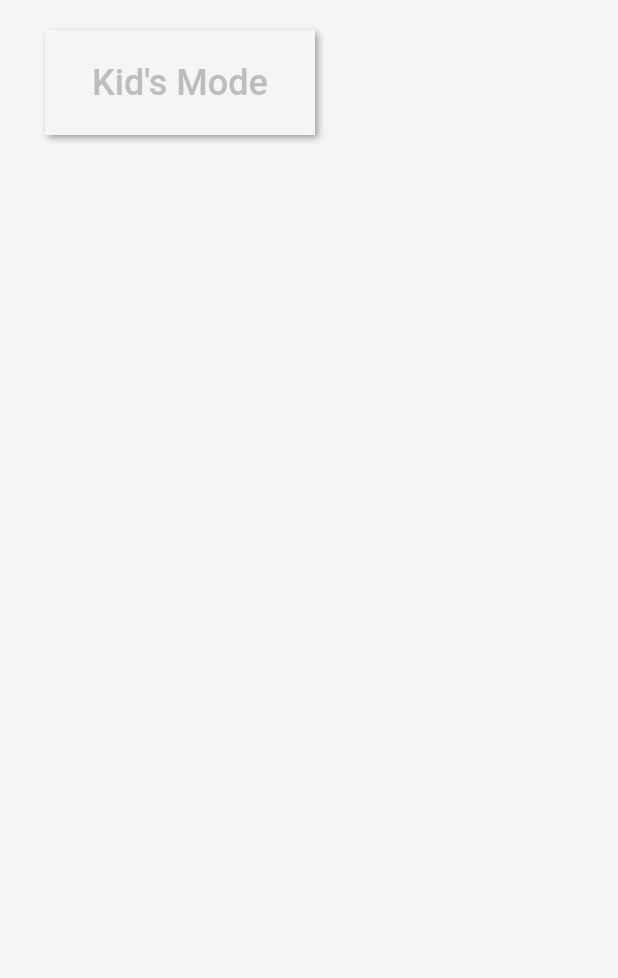
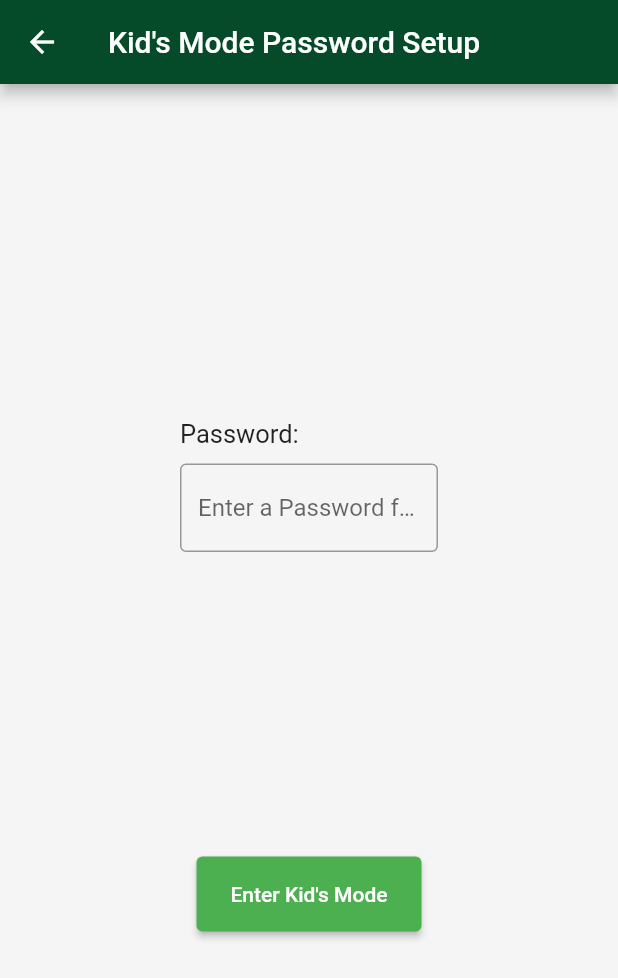
Before and after one commit to Peyton232/virtual_restaurant, a Flutter app: the KidsModeButton widget shown alone on an empty page, opened directly, after a tap on "Kid's Mode", on a phone screen of 412 x 824 dp. Shown: the top 978 px of the screen. Run offline on Flutter 3.47's test engine with Material 2 defaults, Android fonts, the phone set to English and light mode, and no system bars; our stand-ins replace firebase_core, firebase_database; missing offline and left inert: custom_switch; accounts and stored records are empty.

Commit message:
Added Kids Mode Button functionality, using 2 password pages

```diff
--- a/lib/CustomWidgets/KidsModeButton.dart
+++ b/lib/CustomWidgets/KidsModeButton.dart
@@ -21,7 +21,8 @@ class _KidsModeButtonState extends State<KidsModeButton> {
       child: GestureDetector(
         onTap: () {
           setState(() {
-            kidsModeSelected = !kidsModeSelected;
+            //kidsModeSelected = !kidsModeSelected;
+            Navigator.pushNamed(context, "/KidsModeEntrancePage");
             //TODO: Takes user to another page to set up a passcode
             //TODO: OR take to the games page
           });
--- a/lib/Data/globals.dart
+++ b/lib/Data/globals.dart
@@ -4,6 +4,7 @@ import '../classes/menuItem.dart';
 
 bool kidsMode = false;
 String tableID = 'T2';
+String kidsModePassword = '';
 
 //list of entrees
 List<menuItem> entrees = [
--- /dev/null
+++ b/lib/Pages/GuestVersion/KidsModeEntrancePage.dart
@@ -0,0 +1,56 @@
+import 'dart:ui';
+import 'package:virtual_restaurant/Data/globals.dart';
+import 'package:flutter/material.dart';
+
+class KidsModeEntrancePage extends StatelessWidget {
+  String password = "";
+
+  @override
+  Widget build(BuildContext context) {
+    return Scaffold(
+      appBar: AppBar(
+        title: Text("Kid\'s Mode Password Setup"),
+      ),
+      body: Padding(
+        padding: EdgeInsets.all(20),
+        child:  Column(
+          crossAxisAlignment: CrossAxisAlignment.center,
+          mainAxisAlignment: MainAxisAlignment.spaceEvenly,
+          children: <Widget>[
+            Container(
+              //color: Colors.teal,
+              padding: EdgeInsets.symmetric(vertical: 20, horizontal: 100),
+              child: Column(
+                crossAxisAlignment: CrossAxisAlignment.start,
+                children: <Widget>[
+                  Text("Password: ", style: TextStyle(fontSize: 17,),),
+                  Padding(padding: EdgeInsets.symmetric(vertical: 5, horizontal: 10),),
+                  TextField(
+                    decoration: InputDecoration(
+                      border: OutlineInputBorder(),
+                      hintText: 'Enter a Password for Kid\'s Mode',
+                    ),
+                    onChanged: (text){
+                      password = text;
+                    },
+                  ),
+                ],
+              ),
+            ),
+            ElevatedButton(
+                style: ElevatedButton.styleFrom(
+                  primary: Colors.green,
+                  minimumSize: Size(150,50),
+                ),
+                onPressed: (){
+                  print(["password = ",password]);
+                  kidsModePassword = password;
+                  Navigator.popAndPushNamed(context, "/KidsModeExitPage");
+                  Navigator.pushNamed(context, "/GamesPage");
+                }, child: Text("Enter Kid's Mode"))
+          ],
+        ),
+      ),
+    );
+  }
+}
--- a/lib/main.dart
+++ b/lib/main.dart
@@ -2,6 +2,8 @@ import 'package:flutter/material.dart';
 import 'package:virtual_restaurant/Pages/GuestVersion/FreeDessertPage.dart';
 import 'package:virtual_restaurant/Pages/GuestVersion/GamesPage.dart';
 import 'package:virtual_restaurant/Pages/GuestVersion/GuestHomeScreen.dart';
+import 'package:virtual_restaurant/Pages/GuestVersion/KidsModeEntrancePage.dart';
+import 'package:virtual_restaurant/Pages/GuestVersion/KidsModeExitPage.dart';
 import 'package:virtual_restaurant/Pages/GuestVersion/ManagersChoicePage.dart';
 import 'package:virtual_restaurant/Pages/GuestVersion/MyOrderPage.dart';
 import 'package:virtual_restaurant/Pages/GuestVersion/PayBillPage.dart';
@@ -44,13 +46,14 @@ class MyApp extends StatelessWidget {
         "/WaiterLoginScreen": (context) => WaiterLoginScreen(),
         "/MenuPage": (context) => MenuScreen(),
         "/SettingsPage": (context) => SettingsPage(),
-        //"/MyOrderPage": (context) => MyOrderPage(),
         "/PayBillPage": (context) => PayBillPage(),
         "/ManagersChoicePage": (context) => ManagersChoicePage(),
         "/FreeDessertPage": (context) => FreeDessertPage(),
         "/GamesPage": (context) => GamesPage(),
         "/RequestRefillPage": (context) => RequestRefillPage(),
         "/SplitBillPage": (context) => SplitBillPage(),
+        "/KidsModeEntrancePage": (context) => KidsModeEntrancePage(),
+        "/KidsModeExitPage": (context) => KidsModeExitPage(),
       },
     );
   }
```
Also changed, not shown: lib/Pages/GuestVersion/KidsModeExitPage.dart (added, +67 -0 lines).
